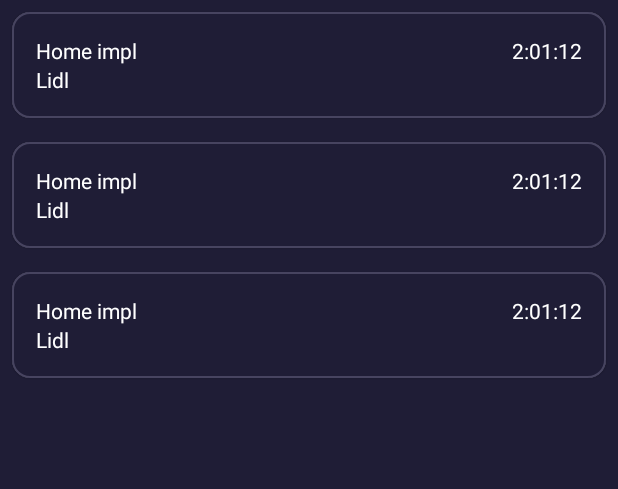
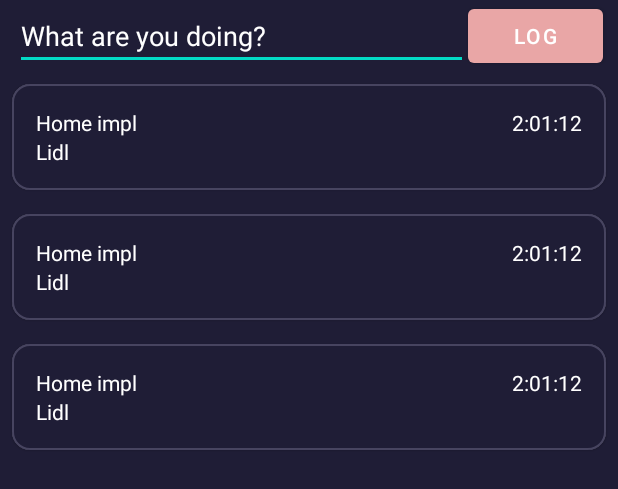
Before and after one commit to mcaniga/pv239-log4ts, an Android app: the layout fragment_log_entries.xml on its own in the app's theme, with its tools: preview values and no code run, on a phone screen of 412 x 824 dp. Shown: the top 489 px of the screen. Run offline under Robolectric (Android 15) with nearby library versions, the phone set to English and light mode, and no system bars.

Commit message:
Add log entries input with button

```diff
--- a/app/src/main/java/cz/muni/log4ts/ui/logEntries/LogEntriesFragment.kt
+++ b/app/src/main/java/cz/muni/log4ts/ui/logEntries/LogEntriesFragment.kt
@@ -45,7 +45,6 @@ class LogEntriesFragment : Fragment() {
         }
     }
 
-    // TODO: test the error handling - throw error in try block
     private suspend fun updateLogEntriesOrShowError(recyclerViewAdapter: LogEntriesRecyclerViewAdapter) {
         try {
             recyclerViewAdapter.submitList(logRepository.getLogEntriesItems())
--- a/app/src/main/res/layout/fragment_log_entries.xml
+++ b/app/src/main/res/layout/fragment_log_entries.xml
@@ -3,7 +3,33 @@
     xmlns:app="http://schemas.android.com/apk/res-auto"
     xmlns:tools="http://schemas.android.com/tools"
     android:layout_width="match_parent"
-    android:layout_height="match_parent">
+    android:layout_height="match_parent"
+    >
+
+    <EditText
+        android:id="@+id/log_text_input"
+        android:layout_width="0dp"
+        android:layout_height="wrap_content"
+        android:inputType="text"
+        android:hint="@string/log_entries_hint"
+        android:layout_marginStart="10dp"
+        android:textColor="@color/white"
+        android:textColorHint="@color/white"
+        app:layout_constraintBottom_toTopOf="@+id/recyclerView"
+        app:layout_constraintEnd_toStartOf="@+id/log_button"
+        app:layout_constraintStart_toStartOf="parent"
+        app:layout_constraintTop_toTopOf="parent" />
+
+    <Button
+        android:id="@+id/log_button"
+        android:layout_width="90dp"
+        android:layout_height="wrap_content"
+        android:text="@string/log_entries_log"
+        android:layout_marginEnd="10dp"
+        app:layout_constraintBottom_toTopOf="@id/recyclerView"
+        app:layout_constraintEnd_toEndOf="parent"
+        app:layout_constraintStart_toEndOf="@id/log_text_input"
+        app:layout_constraintTop_toTopOf="parent" />
 
     <androidx.recyclerview.widget.RecyclerView
         android:id="@+id/recyclerView"
@@ -12,7 +38,7 @@
         app:layout_constraintBottom_toBottomOf="parent"
         app:layout_constraintEnd_toEndOf="parent"
         app:layout_constraintStart_toStartOf="parent"
-        app:layout_constraintTop_toTopOf="parent"
+        app:layout_constraintTop_toBottomOf="@id/log_text_input"
         tools:listitem="@layout/item_log_list" />
 
 </androidx.constraintlayout.widget.ConstraintLayout>
--- a/app/src/main/res/values/strings.xml
+++ b/app/src/main/res/values/strings.xml
@@ -6,4 +6,6 @@
     <string name="main_navigation_log">Log</string>
     <string name="main_navigation_report">Report</string>
     <string name="main_navigation_namespaces">Namespaces</string>
+    <string name="log_entries_log">Log</string>
+    <string name="log_entries_hint">What are you doing?</string>
 </resources>
--- a/build.gradle
+++ b/build.gradle
@@ -10,8 +10,8 @@ buildscript {
 }
 
 plugins {
-    id "com.android.application" version '7.1.2' apply false
-    id "com.android.library" version '7.1.2' apply false
+    id "com.android.application" version '7.1.3' apply false
+    id "com.android.library" version '7.1.3' apply false
     id "org.jetbrains.kotlin.android" version "1.6.20" apply false
     id "androidx.navigation.safeargs.kotlin" version "2.5.0-alpha01" apply false
 }
```
